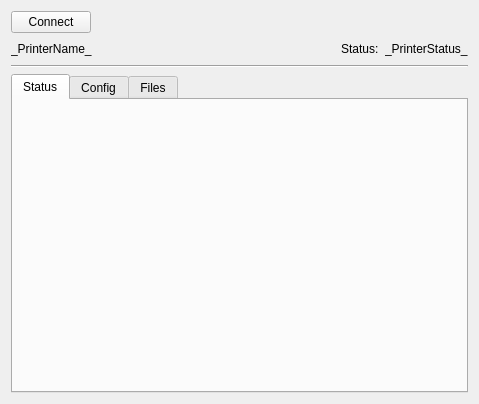
Old version of the form ui/src/ui/printerview.ui in the repository iserramacsa/mcomms.
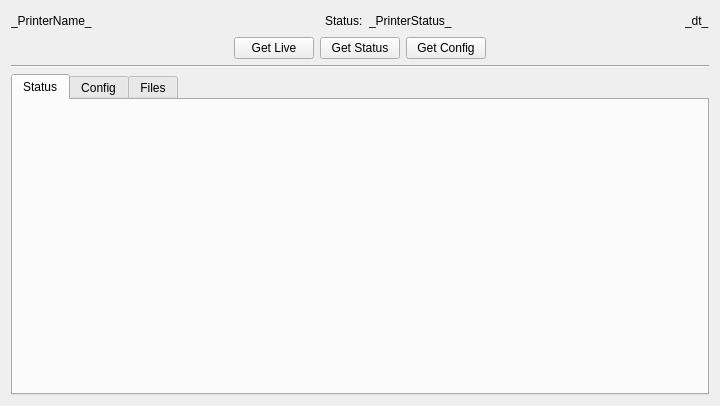
New version of the form.

```diff
--- a/ui/src/ui/printerview.ui
+++ b/ui/src/ui/printerview.ui
@@ -6,58 +6,11 @@
    <rect>
     <x>0</x>
     <y>0</y>
-    <width>479</width>
-    <height>404</height>
+    <width>720</width>
+    <height>406</height>
    </rect>
   </property>
   <layout class="QVBoxLayout" name="verticalLayout">
-   <item>
-    <widget class="QWidget" name="toolBar" native="true">
-     <layout class="QHBoxLayout" name="horizontalLayout">
-      <property name="leftMargin">
-       <number>0</number>
-      </property>
-      <property name="topMargin">
-       <number>0</number>
-      </property>
-      <property name="rightMargin">
-       <number>0</number>
-      </property>
-      <property name="bottomMargin">
-       <number>0</number>
-      </property>
-      <item>
-       <widget class="QPushButton" name="butConnect">
-        <property name="text">
-         <string>Connect</string>
-        </property>
-        <property name="checkable">
-         <bool>true</bool>
-        </property>
-        <property name="checked">
-         <bool>false</bool>
-        </property>
-        <property name="flat">
-         <bool>false</bool>
-        </property>
-       </widget>
-      </item>
-      <item>
-       <spacer name="horizontalSpacer">
-        <property name="orientation">
-         <enum>Qt::Horizontal</enum>
-        </property>
-        <property name="sizeHint" stdset="0">
-         <size>
-          <width>40</width>
-          <height>20</height>
-         </size>
-        </property>
-       </spacer>
-      </item>
-     </layout>
-    </widget>
-   </item>
    <item>
     <widget class="QWidget" name="statusBar" native="true">
      <layout class="QHBoxLayout" name="horizontalLayout_2">
@@ -106,6 +59,100 @@
          <string>_PrinterStatus_</string>
         </property>
        </widget>
+      </item>
+      <item>
+       <spacer name="horizontalSpacer_3">
+        <property name="orientation">
+         <enum>Qt::Horizontal</enum>
+        </property>
+        <property name="sizeHint" stdset="0">
+         <size>
+          <width>40</width>
+          <height>20</height>
+         </size>
+        </property>
+       </spacer>
+      </item>
+      <item>
+       <widget class="QLabel" name="lblDatetime">
+        <property name="text">
+         <string>_dt_</string>
+        </property>
+       </widget>
+      </item>
+     </layout>
+    </widget>
+   </item>
+   <item>
+    <widget class="QWidget" name="toolBar" native="true">
+     <layout class="QHBoxLayout" name="horizontalLayout">
+      <property name="leftMargin">
+       <number>0</number>
+      </property>
+      <property name="topMargin">
+       <number>0</number>
+      </property>
+      <property name="rightMargin">
+       <number>0</number>
+      </property>
+      <property name="bottomMargin">
+       <number>0</number>
+      </property>
+      <item>
+       <spacer name="horizontalSpacer_4">
+        <property name="orientation">
+         <enum>Qt::Horizontal</enum>
+        </property>
+        <property name="sizeHint" stdset="0">
+         <size>
+          <width>40</width>
+          <height>20</height>
+         </size>
+        </property>
+       </spacer>
+      </item>
+      <item>
+       <widget class="QPushButton" name="butLive">
+        <property name="text">
+         <string>Get Live</string>
+        </property>
+        <property name="checkable">
+         <bool>false</bool>
+        </property>
+        <property name="checked">
+         <bool>false</bool>
+        </property>
+        <property name="flat">
+         <bool>false</bool>
+        </property>
+       </widget>
+      </item>
+      <item>
+       <widget class="QPushButton" name="butStatus">
+        <property name="text">
+         <string>Get Status</string>
+        </property>
+       </widget>
+      </item>
+      <item>
+       <widget class="QPushButton" name="butConfig">
+        <property name="text">
+         <string>Get Config</string>
+        </property>
+       </widget>
+      </item>
+      <item>
+       <spacer name="horizontalSpacer">
+        <property name="orientation">
+         <enum>Qt::Horizontal</enum>
+        </property>
+        <property name="sizeHint" stdset="0">
+         <size>
+          <width>40</width>
+          <height>20</height>
+         </size>
+        </property>
+       </spacer>
       </item>
      </layout>
     </widget>
```
